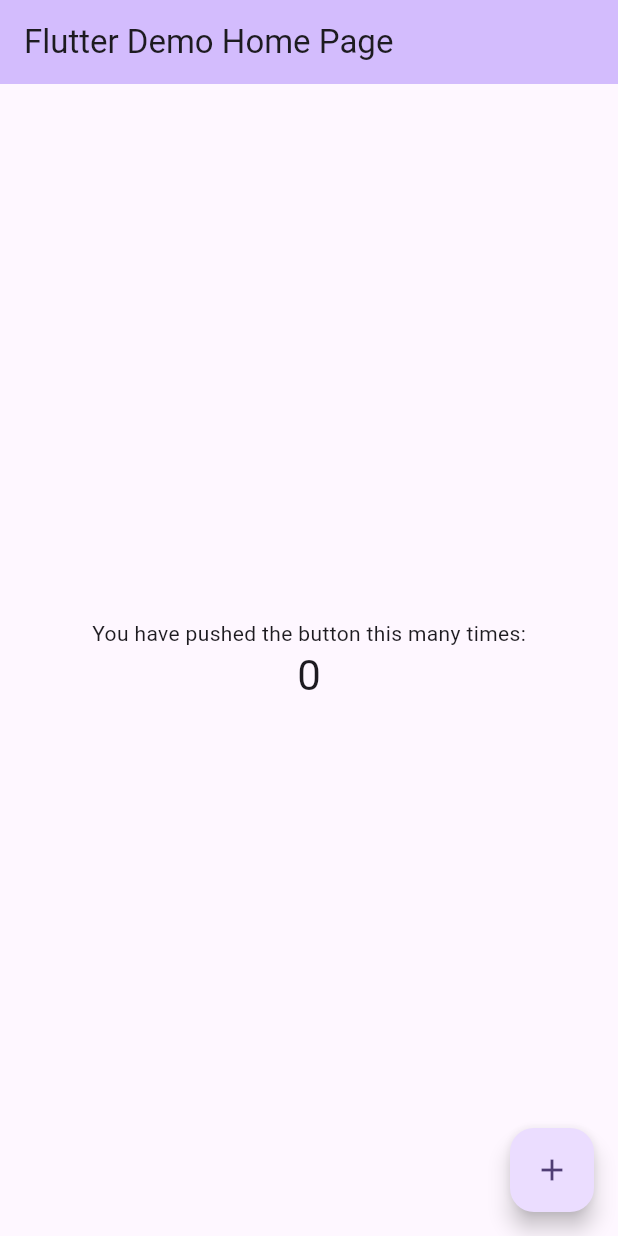
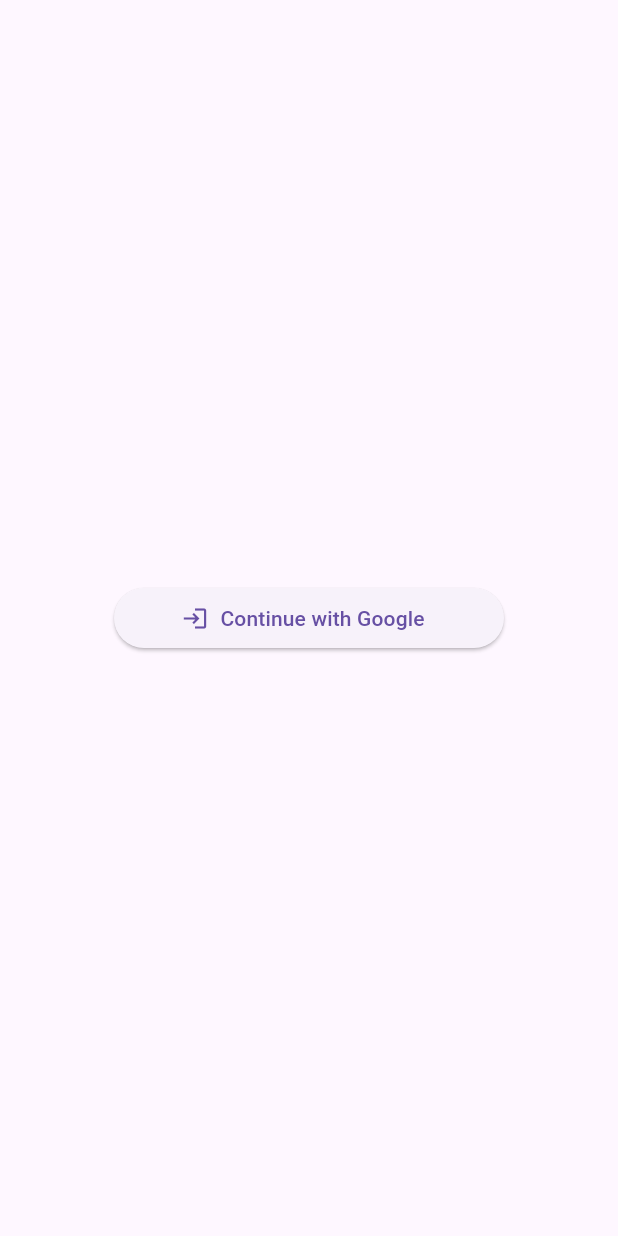
Before and after one commit to 425range/Thunder_app, a Flutter app: the screen it shows after launch, on a phone screen of 412 x 824 dp. Run offline on Flutter 3.47's test engine with Material 3 defaults, Android fonts, the light colour scheme and no system bars; our stand-ins replace supabase_flutter; accounts and stored records are empty.

Commit message:
Login API Test

```diff
--- a/analysis_options.yaml
+++ b/analysis_options.yaml
@@ -8,7 +8,6 @@
 # The following line activates a set of recommended lints for Flutter apps,
 # packages, and plugins designed to encourage good coding practices.
 include: package:flutter_lints/flutter.yaml
-
 linter:
   # The lint rules applied to this project can be customized in the
   # section below to disable rules from the `package:flutter_lints/flutter.yaml`
--- /dev/null
+++ b/devtools_options.yaml
@@ -0,0 +1,3 @@
+description: This file stores settings for Dart & Flutter DevTools.
+documentation: https://docs.flutter.dev/tools/devtools/extensions#configure-extension-enablement-states
+extensions:
--- /dev/null
+++ b/lib/app.dart
@@ -0,0 +1,37 @@
+import 'package:flutter/material.dart';
+import 'package:supabase_flutter/supabase_flutter.dart';
+import 'screens/auth/login_screen.dart';
+import 'screens/map/map_screen.dart';
+
+class MyApp extends StatelessWidget {
+  const MyApp({super.key});
+
+  @override
+  Widget build(BuildContext context) {
+    return MaterialApp(
+      title: 'Thunder',
+      theme: ThemeData(useMaterial3: true),
+      home: const AuthGate(),
+    );
+  }
+}
+
+class AuthGate extends StatelessWidget {
+  const AuthGate({super.key});
+
+  @override
+  Widget build(BuildContext context) {
+    final supabase = Supabase.instance.client;
+
+    return StreamBuilder<AuthState>(
+      stream: supabase.auth.onAuthStateChange,
+      builder: (context, snapshot) {
+        final session = supabase.auth.currentSession;
+        if (session != null) {
+          return const MapScreen();
+        }
+        return const LoginScreen();
+      },
+    );
+  }
+}
--- a/lib/main.dart
+++ b/lib/main.dart
@@ -1,6 +1,17 @@
 import 'package:flutter/material.dart';
+import 'package:supabase_flutter/supabase_flutter.dart';
 
-void main() {
+const supabaseUrl = 'https://qkijzqptexbbzpsjzmre.supabase.co';
+const supabaseAnonKey = 'sb_publishable_wEh2RUmY4BiX8Ww1QyUVzg_1CgttVTN';
+
+// 앱 딥링크 스킴(아래 Android/iOS 설정과 반드시 동일해야 함)
+const oauthRedirectUrl = 'com.example.thunder://login-callback';
+
+Future<void> main() async {
+  WidgetsFlutterBinding.ensureInitialized();
+
+  await Supabase.initialize(url: supabaseUrl, anonKey: supabaseAnonKey);
+
   runApp(const MyApp());
 }
 
@@ -11,111 +22,76 @@
   @override
   Widget build(BuildContext context) {
     return MaterialApp(
-      title: 'Flutter Demo',
-      theme: ThemeData(
-        // This is the theme of your application.
-        //
-        // TRY THIS: Try running your application with "flutter run". You'll see
-        // the application has a purple toolbar. Then, without quitting the app,
-        // try changing the seedColor in the colorScheme below to Colors.green
-        // and then invoke "hot reload" (save your changes or press the "hot
-        // reload" button in a Flutter-supported IDE, or press "r" if you used
-        // the command line to start the app).
-        //
-        // Notice that the counter didn't reset back to zero; the application
-        // state is not lost during the reload. To reset the state, use hot
-        // restart instead.
-        //
-        // This works for code too, not just values: Most code changes can be
-        // tested with just a hot reload.
-        colorScheme: .fromSeed(seedColor: Colors.deepPurple),
-      ),
-      home: const MyHomePage(title: 'Flutter Demo Home Page'),
+      title: 'Thunder',
+      theme: ThemeData(useMaterial3: true),
+      home: const AuthGate(),
     );
   }
 }
 
-class MyHomePage extends StatefulWidget {
-  const MyHomePage({super.key, required this.title});
-
-  // This widget is the home page of your application. It is stateful, meaning
-  // that it has a State object (defined below) that contains fields that affect
-  // how it looks.
-
-  // This class is the configuration for the state. It holds the values (in this
-  // case the title) provided by the parent (in this case the App widget) and
-  // used by the build method of the State. Fields in a Widget subclass are
-  // always marked "final".
-
-  final String title;
-
-  @override
-  State<MyHomePage> createState() => _MyHomePageState();
-}
-
-class _MyHomePageState extends State<MyHomePage> {
-  int _counter = 0;
-
-  void _incrementCounter() {
-    setState(() {
-      // This call to setState tells the Flutter framework that something has
-      // changed in this State, which causes it to rerun the build method below
-      // so that the display can reflect the updated values. If we changed
-      // _counter without calling setState(), then the build method would not be
-      // called again, and so nothing would appear to happen.
-      _counter++;
-    });
-  }
+class AuthGate extends StatelessWidget {
+  const AuthGate({super.key});
 
   @override
   Widget build(BuildContext context) {
-    // This method is rerun every time setState is called, for instance as done
-    // by the _incrementCounter method above.
-    //
-    // The Flutter framework has been optimized to make rerunning build methods
-    // fast, so that you can just rebuild anything that needs updating rather
-    // than having to individually change instances of widgets.
+    final supabase = Supabase.instance.client;
+
+    return StreamBuilder<AuthState>(
+      stream: supabase.auth.onAuthStateChange,
+      builder: (context, snapshot) {
+        final session = supabase.auth.currentSession;
+        if (session != null) return const HomeScreen();
+        return const LoginScreen();
+      },
+    );
+  }
+}
+
+class HomeScreen extends StatelessWidget {
+  const HomeScreen({super.key});
+
+  @override
+  Widget build(BuildContext context) {
+    final supabase = Supabase.instance.client;
+
     return Scaffold(
       appBar: AppBar(
-        // TRY THIS: Try changing the color here to a specific color (to
-        // Colors.amber, perhaps?) and trigger a hot reload to see the AppBar
-        // change color while the other colors stay the same.
-        backgroundColor: Theme.of(context).colorScheme.inversePrimary,
-        // Here we take the value from the MyHomePage object that was created by
-        // the App.build method, and use it to set our appbar title.
-        title: Text(widget.title),
+        title: const Text('Home'),
+        actions: [
+          TextButton(
+            onPressed: () async => supabase.auth.signOut(),
+            child: const Text('Logout'),
+          ),
+        ],
       ),
+      body: const Center(child: Text('로그인 성공 ✅')),
+    );
+  }
+}
+
+class LoginScreen extends StatelessWidget {
+  const LoginScreen({super.key});
+
+  @override
+  Widget build(BuildContext context) {
+    final supabase = Supabase.instance.client;
+
+    return Scaffold(
       body: Center(
-        // Center is a layout widget. It takes a single child and positions it
-        // in the middle of the parent.
-        child: Column(
-          // Column is also a layout widget. It takes a list of children and
-          // arranges them vertically. By default, it sizes itself to fit its
-          // children horizontally, and tries to be as tall as its parent.
-          //
-          // Column has various properties to control how it sizes itself and
-          // how it positions its children. Here we use mainAxisAlignment to
-          // center the children vertically; the main axis here is the vertical
-          // axis because Columns are vertical (the cross axis would be
-          // horizontal).
-          //
-          // TRY THIS: Invoke "debug painting" (choose the "Toggle Debug Paint"
-          // action in the IDE, or press "p" in the console), to see the
-          // wireframe for each widget.
-          mainAxisAlignment: .center,
-          children: [
-            const Text('You have pushed the button this many times:'),
-            Text(
-              '$_counter',
-              style: Theme.of(context).textTheme.headlineMedium,
-            ),
-          ],
+        child: SizedBox(
+          width: 260,
+          child: ElevatedButton.icon(
+            onPressed: () async {
+              await supabase.auth.signInWithOAuth(
+                OAuthProvider.google,
+                redirectTo: oauthRedirectUrl,
+                queryParams: {'prompt': 'select_account'},
+              );
+            },
+            icon: const Icon(Icons.login),
+            label: const Text('Continue with Google'),
+          ),
         ),
-      ),
-      floatingActionButton: FloatingActionButton(
-        onPressed: _incrementCounter,
-        tooltip: 'Increment',
-        child: const Icon(Icons.add),
       ),
     );
   }
--- /dev/null
+++ b/lib/screens/auth/login_screen.dart
@@ -0,0 +1,40 @@
+import 'package:flutter/material.dart';
+import 'package:supabase_flutter/supabase_flutter.dart';
+
+const oauthRedirectUrl = 'com.example.thunder://login-callback';
+
+class LoginScreen extends StatelessWidget {
+  const LoginScreen({super.key});
+
+  @override
+  Widget build(BuildContext context) {
+    final supabase = Supabase.instance.client;
+
+    return Scaffold(
+      body: Center(
+        child: Column(
+          mainAxisSize: MainAxisSize.min,
+          children: [
+            SizedBox(
+              width: 100,
+              child: const Text('Login', overflow: TextOverflow.ellipsis),
+            ),
+            SizedBox(
+              width: 260,
+              child: ElevatedButton.icon(
+                onPressed: () async {
+                  await supabase.auth.signInWithOAuth(
+                    OAuthProvider.google,
+                    redirectTo: oauthRedirectUrl,
+                  );
+                },
+                icon: const Icon(Icons.login),
+                label: const Text('Continue with Google'),
+              ),
+            ),
+          ],
+        ),
+      ),
+    );
+  }
+}
--- a/pubspec.yaml
+++ b/pubspec.yaml
@@ -34,6 +34,8 @@
   # The following adds the Cupertino Icons font to your application.
   # Use with the CupertinoIcons class for iOS style icons.
   cupertino_icons: ^1.0.8
+
+  supabase_flutter: ^2.12.0
 
 dev_dependencies:
   flutter_test:
```
Also changed, not shown: lib/screens/map/map_screen.dart (added, +24 -0 lines), pubspec.lock, 6 other files.
